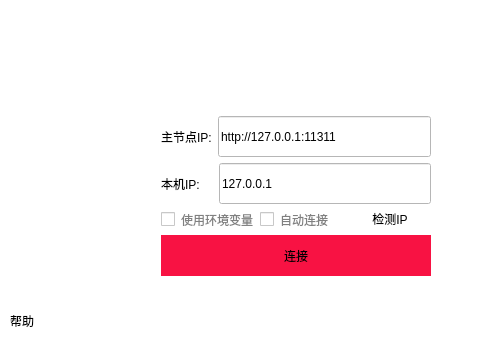
Before: the Qt Designer form ui/loginwidget.ui in chengyangkj/Ros_Qt5_Gui_App, drawn with Qt 5; both pictures show x 0 to 495 and y 111 to 450 of the 600 by 450 pixel window.
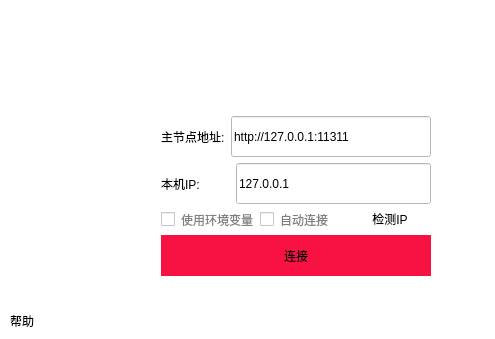
After: the same form once the commit is applied. The open tabs and pages were chosen to show the change. Icons and pictures are not drawn.

Commit message: 配置优化

What changed in the file:
```diff
--- a/ui/loginwidget.ui
+++ b/ui/loginwidget.ui
@@ -309,7 +309,7 @@
 color:GRAY；</string>
                     </property>
                     <property name="text">
-                     <string>主节点IP:</string>
+                     <string>主节点地址:</string>
                     </property>
                    </widget>
                   </item>
@@ -347,7 +347,7 @@
 color:GRAY；</string>
                     </property>
                     <property name="text">
-                     <string>本机IP:    </string>
+                     <string>本机IP:         </string>
                     </property>
                    </widget>
                   </item>
```
Left out of the diff: 2 changed lines with no effect on the pictures. The commit also changes 2 other files.
